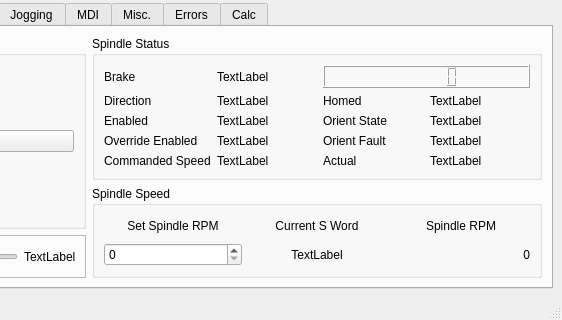
First picture: the form in configs/flex_examples/xyz/xyz.ui, repository mj1911/my-linuxcnc, before the edit; both pictures show x 405 to 967 and y 354 to 674 of the 967 by 674 pixel window.
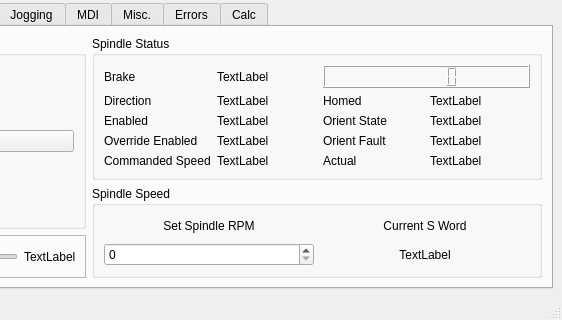
Second picture: the form after the edit. The open tabs and pages were chosen to show the change.

The edit to the form file:
```diff
--- a/configs/flex_examples/xyz/xyz.ui
+++ b/configs/flex_examples/xyz/xyz.ui
@@ -803,32 +803,6 @@
              </property>
             </widget>
            </item>
-           <item row="1" column="2">
-            <widget class="QLabel" name="spindle_speed_lb">
-             <property name="minimumSize">
-              <size>
-               <width>100</width>
-               <height>0</height>
-              </size>
-             </property>
-             <property name="text">
-              <string>0</string>
-             </property>
-             <property name="alignment">
-              <set>Qt::AlignRight|Qt::AlignTrailing|Qt::AlignVCenter</set>
-             </property>
-            </widget>
-           </item>
-           <item row="0" column="0">
-            <widget class="QLabel" name="label_26">
-             <property name="text">
-              <string>Set Spindle RPM</string>
-             </property>
-             <property name="alignment">
-              <set>Qt::AlignCenter</set>
-             </property>
-            </widget>
-           </item>
            <item row="0" column="1">
             <widget class="QLabel" name="label_44">
              <property name="text">
@@ -839,10 +813,10 @@
              </property>
             </widget>
            </item>
-           <item row="0" column="2">
-            <widget class="QLabel" name="label_45">
+           <item row="0" column="0">
+            <widget class="QLabel" name="label_26">
              <property name="text">
-              <string>Spindle RPM</string>
+              <string>Set Spindle RPM</string>
              </property>
              <property name="alignment">
               <set>Qt::AlignCenter</set>
```
Left out of the diff: 24 changed lines with no effect on the pictures.
